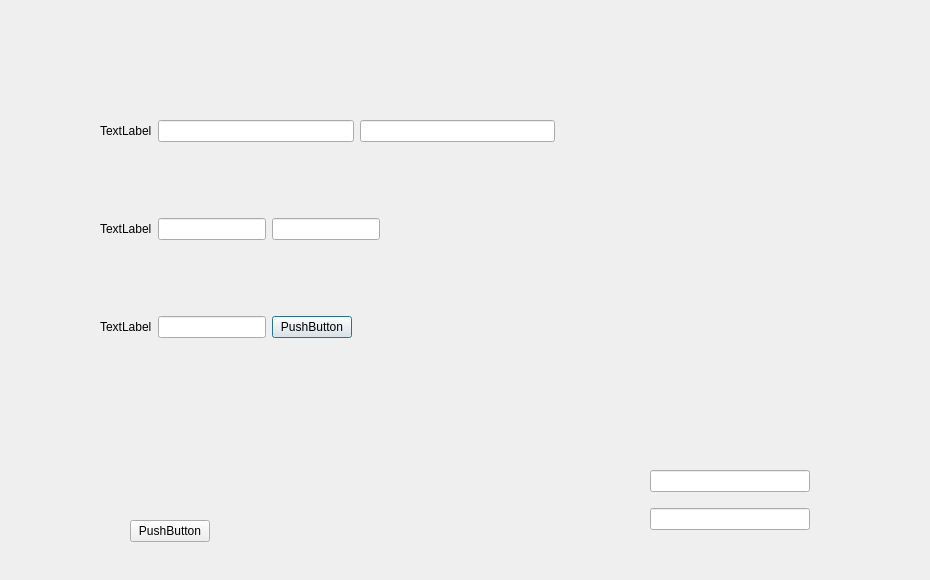
Before: the Qt Designer form SpineToAttachUI/dialogtable2.ui in ysw502320030/ui_demo, drawn with Qt 5.
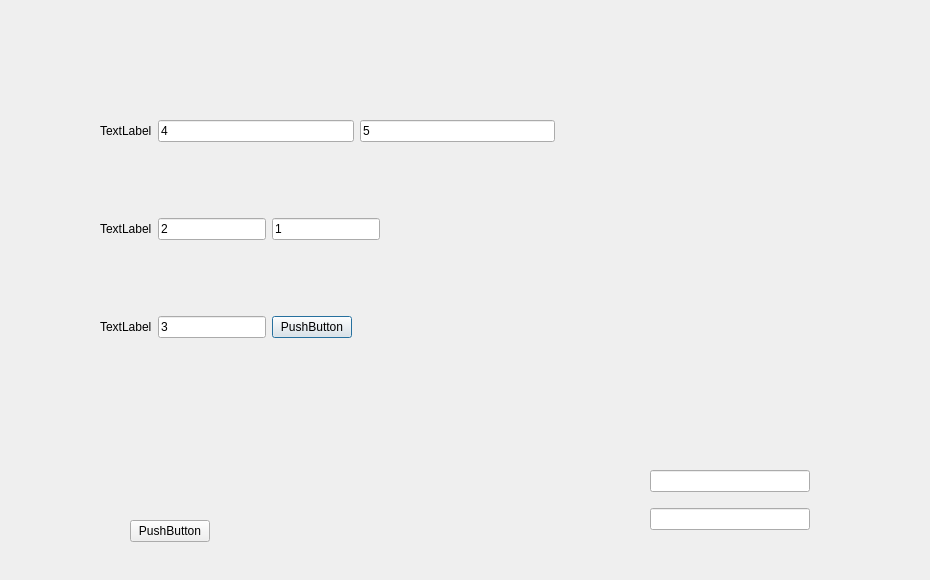
After: the same form once the commit is applied.

Patch:
```diff
--- a/SpineToAttachUI/dialogtable2.ui
+++ b/SpineToAttachUI/dialogtable2.ui
@@ -38,10 +38,18 @@
          </widget>
         </item>
         <item>
-         <widget class="QLineEdit" name="lineEdit_4"/>
+         <widget class="QLineEdit" name="lineEdit_4">
+          <property name="text">
+           <string>4</string>
+          </property>
+         </widget>
         </item>
         <item>
-         <widget class="QLineEdit" name="lineEdit_5"/>
+         <widget class="QLineEdit" name="lineEdit_5">
+          <property name="text">
+           <string>5</string>
+          </property>
+         </widget>
         </item>
         <item>
          <spacer name="horizontalSpacer_3">
@@ -85,6 +93,9 @@
             <verstretch>0</verstretch>
            </sizepolicy>
           </property>
+          <property name="text">
+           <string>2</string>
+          </property>
          </widget>
         </item>
         <item>
@@ -95,6 +106,9 @@
             <verstretch>0</verstretch>
            </sizepolicy>
           </property>
+          <property name="text">
+           <string>1</string>
+          </property>
          </widget>
         </item>
         <item>
@@ -133,6 +147,9 @@
             <verstretch>0</verstretch>
            </sizepolicy>
           </property>
+          <property name="text">
+           <string>3</string>
+          </property>
          </widget>
         </item>
         <item>
```
